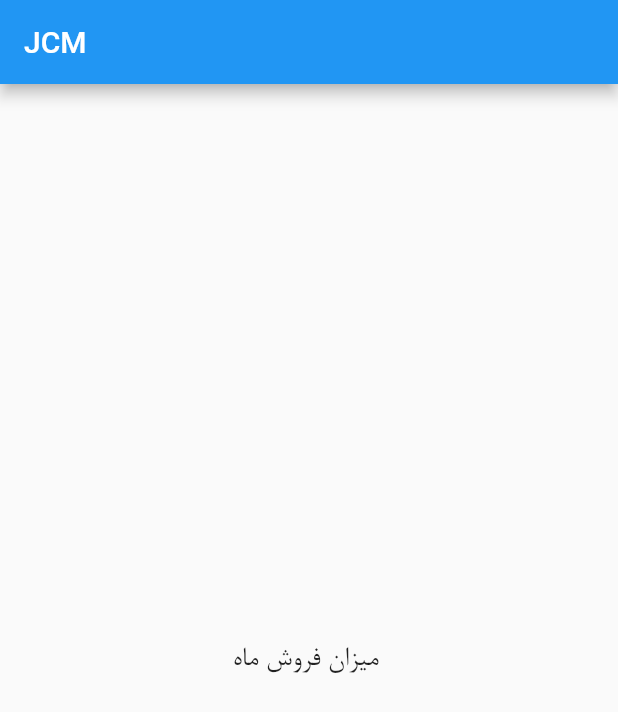
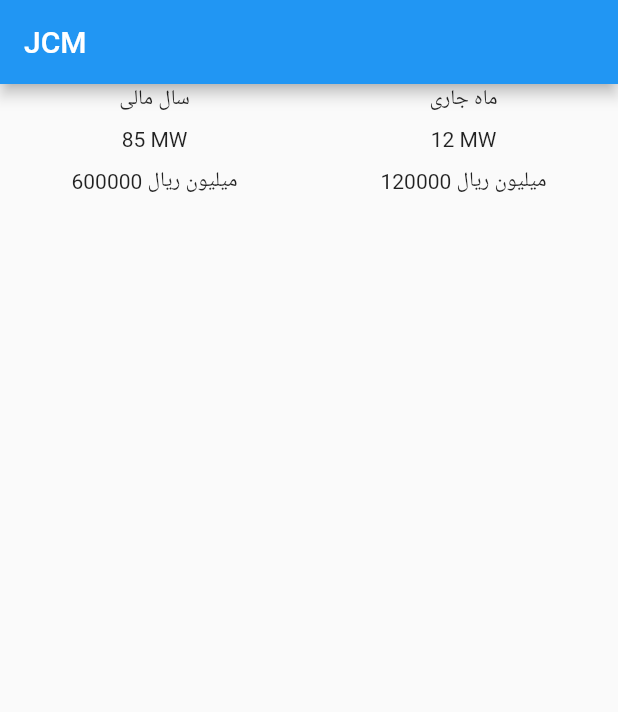
Before and after one commit to b-liva/japp, a Flutter app: the screen it shows after launch, on a phone screen of 412 x 824 dp. Shown: the top 712 px of the screen. Run offline on Flutter 3.47's test engine with Material 2 defaults, Android fonts, the light colour scheme and no system bars.

Commit message:
Add year and month card to home

```diff
--- a/lib/main.dart
+++ b/lib/main.dart
@@ -14,15 +14,30 @@ class Home extends StatelessWidget {
         title: Text('JCM '),
 //      backgroundColor: Colors.blueAccent[200],
       ),
-      body: Center(
-          child: Text(
-            'میزان فروش ماه ',
-            style: TextStyle(
-                fontSize: 20,
-                fontFamily: 'B-nazanin'
-            ),
-          )
-      ),
+      body: Row(
+        textDirection: TextDirection.rtl,
+        mainAxisAlignment: MainAxisAlignment.spaceAround,
+        children: [
+          Column(
+            children: [
+              Text('ماه جاری'),
+              SizedBox(height: 10),
+              Text('12 MW'),
+              SizedBox(height: 10),
+              Text('120000 میلیون ریال'),
+            ],
+          ),
+          Column(
+            children: [
+              Text('سال مالی'),
+              SizedBox(height: 10),
+              Text('85 MW'),
+              SizedBox(height: 10),
+              Text('600000 میلیون ریال'),
+            ],
+          ),
+        ],
+      )
     );
   }
 }
```
